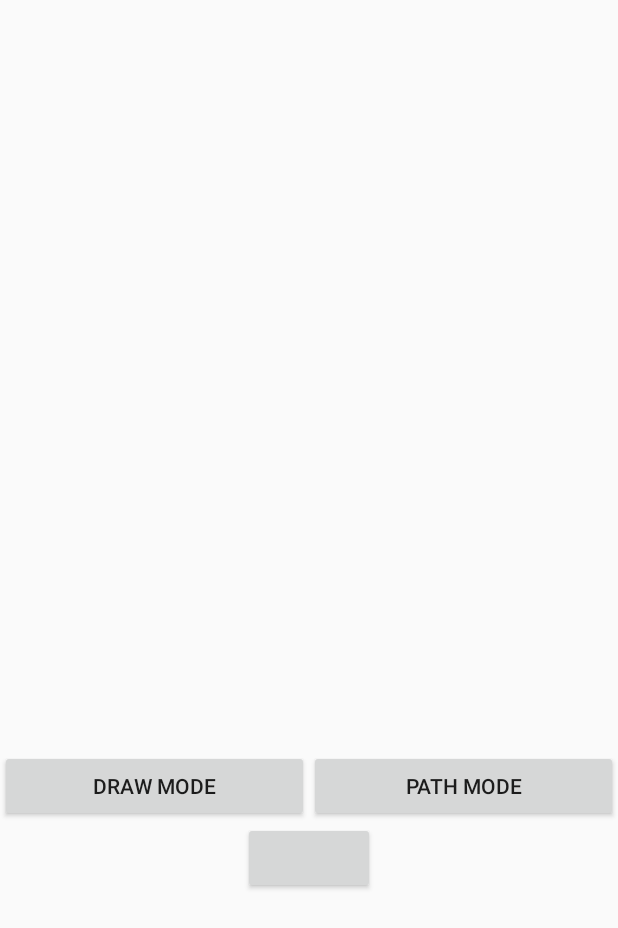
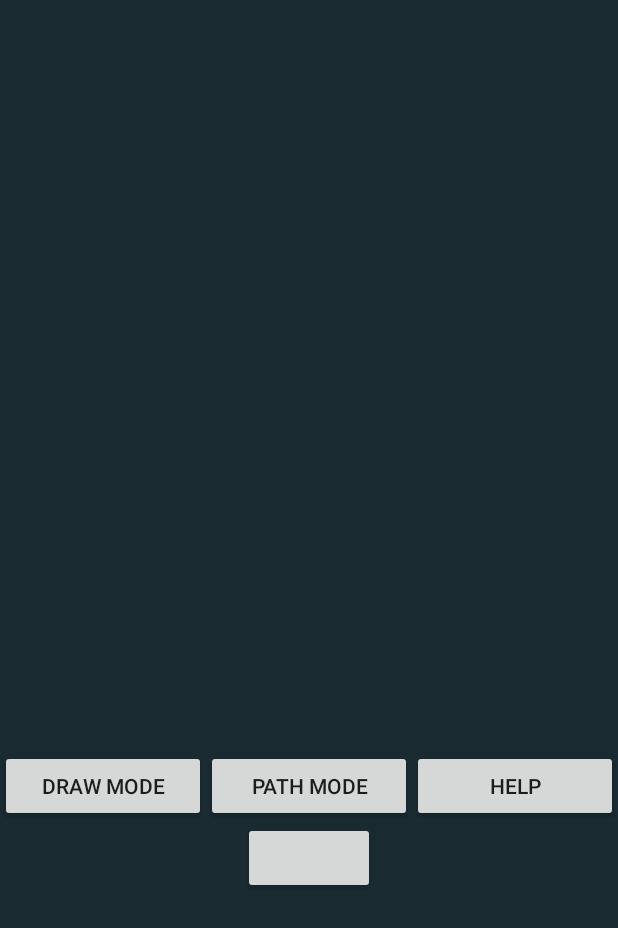
Before and after one commit to cjski/MapMaker, an Android app: the layout activity_main.xml on its own in the app's theme, with its tools: preview values and no code run, on a phone screen of 412 x 824 dp. Shown: the top 928 px of the screen. Run offline under Robolectric (Android 15) with nearby library versions, the phone set to English and light mode, and no system bars.

Commit message:
Help page and colour/font adjustments round 1

```diff
--- a/app/src/main/AndroidManifest.xml
+++ b/app/src/main/AndroidManifest.xml
@@ -10,13 +10,15 @@
         android:roundIcon="@mipmap/ic_launcher_round"
         android:supportsRtl="true"
         android:theme="@style/AppTheme">
-        <activity android:name="JanowskiLuoYabut.HackTheNorth.MapMaker.MainActivity">
+        <activity android:name=".MainActivity">
             <intent-filter>
                 <action android:name="android.intent.action.MAIN" />
 
                 <category android:name="android.intent.category.LAUNCHER" />
             </intent-filter>
         </activity>
+        <activity android:name=".IntroActivity" android:label="@string/app_name" android:parentActivityName=".MainActivity">
+        </activity>
     </application>
 
 </manifest>
--- a/app/src/main/res/layout/activity_main.xml
+++ b/app/src/main/res/layout/activity_main.xml
@@ -2,7 +2,8 @@
 <LinearLayout xmlns:android="http://schemas.android.com/apk/res/android"
     android:layout_height="match_parent"
     android:layout_width="match_parent"
-    android:orientation="vertical">
+    android:orientation="vertical"
+    android:background="@color/colorPrimary">
 
     <HorizontalScrollView
         android:layout_width="match_parent"
@@ -37,6 +38,13 @@
             android:layout_height="wrap_content"
             android:text="Path Mode"
             android:id="@+id/path_mode_button"/>
+
+        <Button
+            android:layout_width="0dp"
+            android:layout_weight="1"
+            android:layout_height="wrap_content"
+            android:text="Help"
+            android:id="@+id/help_button"/>
     </LinearLayout>
 
     <Button
--- a/app/src/main/res/values/colors.xml
+++ b/app/src/main/res/values/colors.xml
@@ -1,6 +1,6 @@
 <?xml version="1.0" encoding="utf-8"?>
 <resources>
-    <color name="colorPrimary">#3F51B5</color>
-    <color name="colorPrimaryDark">#303F9F</color>
-    <color name="colorAccent">#FF4081</color>
+    <color name="colorPrimary">#1a2a31</color>
+    <color name="colorPrimaryDark">#5d9daf</color>
+    <color name="colorAccent">#d9d3a9</color>
 </resources>
--- /dev/null
+++ b/app/src/main/res/values/ids.xml
@@ -0,0 +1,4 @@
+<?xml version="1.0" encoding="utf-8"?>
+<resources>
+    <item name="help_button" type="id" />
+</resources>
```
Also changed, not shown: app/src/main/java/JanowskiLuoYabut/HackTheNorth/MapMaker/IntroActivity.java (added, +16 -0 lines), app/src/main/java/JanowskiLuoYabut/HackTheNorth/MapMaker/MainActivity.java (+11 -26 lines), app/src/main/res/layout/activity_intro.xml (added, +40 -0 lines).
